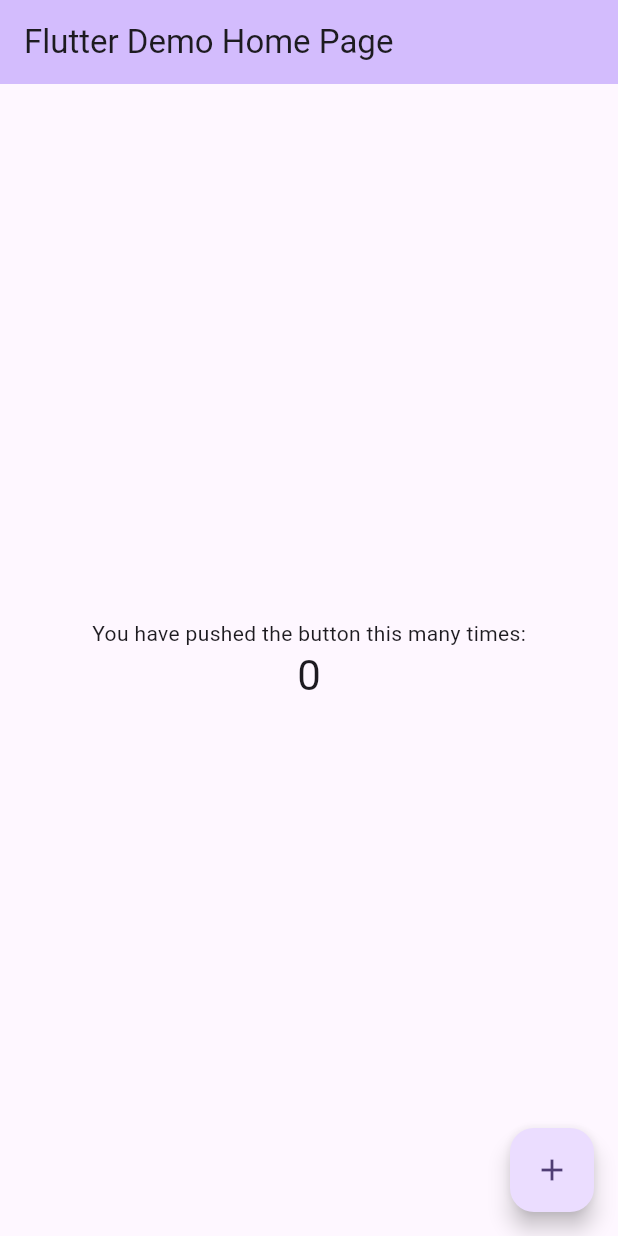
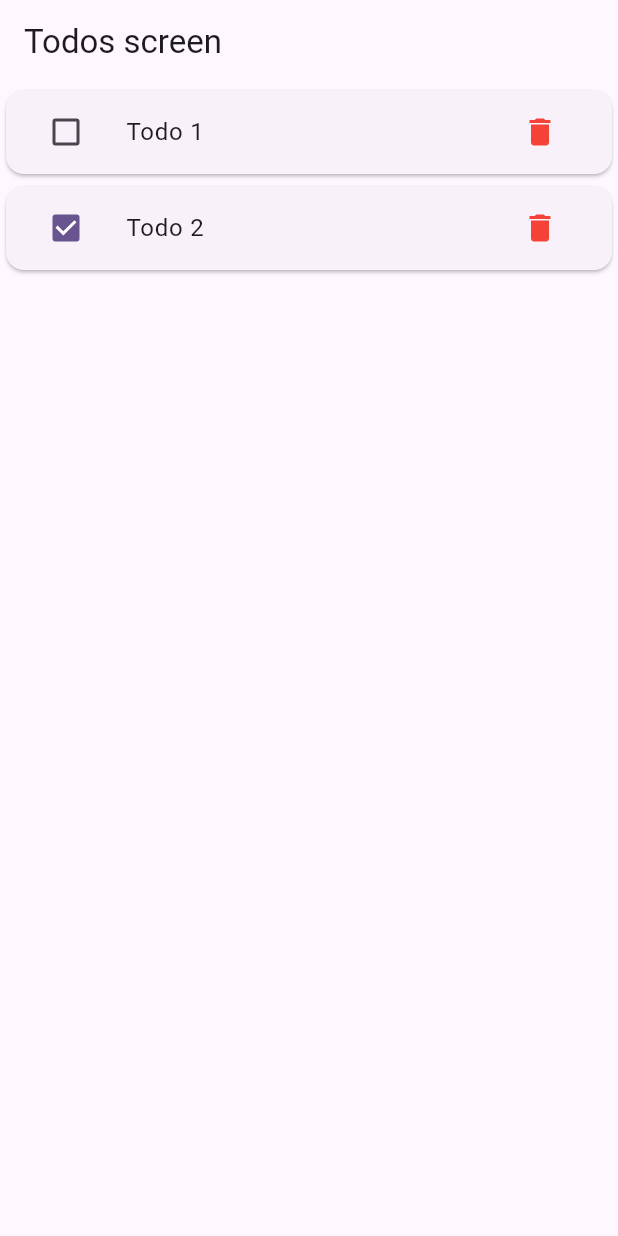
Before and after one commit to HamzeJihad/Arquitetura-Recomendada-Flutter, a Flutter app: the screen it shows after launch, on a phone screen of 412 x 824 dp. Run offline on Flutter 3.47's test engine with Material 3 defaults, Android fonts, the phone set to English and light mode, and no system bars.

Commit message:
implementando funções do todo

```diff
--- a/lib/main.dart
+++ b/lib/main.dart
@@ -1,3 +1,5 @@
+import 'package:arquitetura_recomendada/ui/todo/viewmodels/todo_viewmodel.dart';
+import 'package:arquitetura_recomendada/ui/todo/widgets/todo_screen.dart';
 import 'package:flutter/material.dart';
 
 void main() {
@@ -13,110 +15,9 @@ class MyApp extends StatelessWidget {
     return MaterialApp(
       title: 'Flutter Demo',
       theme: ThemeData(
-        // This is the theme of your application.
-        //
-        // TRY THIS: Try running your application with "flutter run". You'll see
-        // the application has a purple toolbar. Then, without quitting the app,
-        // try changing the seedColor in the colorScheme below to Colors.green
-        // and then invoke "hot reload" (save your changes or press the "hot
-        // reload" button in a Flutter-supported IDE, or press "r" if you used
-        // the command line to start the app).
-        //
-        // Notice that the counter didn't reset back to zero; the application
-        // state is not lost during the reload. To reset the state, use hot
-        // restart instead.
-        //
-        // This works for code too, not just values: Most code changes can be
-        // tested with just a hot reload.
         colorScheme: ColorScheme.fromSeed(seedColor: Colors.deepPurple),
       ),
-      home: const MyHomePage(title: 'Flutter Demo Home Page'),
+      home:  TodoScreen(todoViewmodel: TodoViewmodel()),
     );
   }
 }
-
-class MyHomePage extends StatefulWidget {
-  const MyHomePage({super.key, required this.title});
-
-  // This widget is the home page of your application. It is stateful, meaning
-  // that it has a State object (defined below) that contains fields that affect
-  // how it looks.
-
-  // This class is the configuration for the state. It holds the values (in this
-  // case the title) provided by the parent (in this case the App widget) and
-  // used by the build method of the State. Fields in a Widget subclass are
-  // always marked "final".
-
-  final String title;
-
-  @override
-  State<MyHomePage> createState() => _MyHomePageState();
-}
-
-class _MyHomePageState extends State<MyHomePage> {
-  int _counter = 0;
-
-  void _incrementCounter() {
-    setState(() {
-      // This call to setState tells the Flutter framework that something has
-      // changed in this State, which causes it to rerun the build method below
-      // so that the display can reflect the updated values. If we changed
-      // _counter without calling setState(), then the build method would not be
-      // called again, and so nothing would appear to happen.
-      _counter++;
-    });
-  }
-
-  @override
-  Widget build(BuildContext context) {
-    // This method is rerun every time setState is called, for instance as done
-    // by the _incrementCounter method above.
-    //
-    // The Flutter framework has been optimized to make rerunning build methods
-    // fast, so that you can just rebuild anything that needs updating rather
-    // than having to individually change instances of widgets.
-    return Scaffold(
-      appBar: AppBar(
-        // TRY THIS: Try changing the color here to a specific color (to
-        // Colors.amber, perhaps?) and trigger a hot reload to see the AppBar
-        // change color while the other colors stay the same.
-        backgroundColor: Theme.of(context).colorScheme.inversePrimary,
-        // Here we take the value from the MyHomePage object that was created by
-        // the App.build method, and use it to set our appbar title.
-        title: Text(widget.title),
-      ),
-      body: Center(
-        // Center is a layout widget. It takes a single child and positions it
-        // in the middle of the parent.
-        child: Column(
-          // Column is also a layout widget. It takes a list of children and
-          // arranges them vertically. By default, it sizes itself to fit its
-          // children horizontally, and tries to be as tall as its parent.
-          //
-          // Column has various properties to control how it sizes itself and
-          // how it positions its children. Here we use mainAxisAlignment to
-          // center the children vertically; the main axis here is the vertical
-          // axis because Columns are vertical (the cross axis would be
-          // horizontal).
-          //
-          // TRY THIS: Invoke "debug painting" (choose the "Toggle Debug Paint"
-          // action in the IDE, or press "p" in the console), to see the
-          // wireframe for each widget.
-          mainAxisAlignment: MainAxisAlignment.center,
-          children: <Widget>[
-            const Text('You have pushed the button this many times:'),
-            Text(
-              '$_counter',
-              style: Theme.of(context).textTheme.headlineMedium,
-            ),
-          ],
-        ),
-      ),
-      floatingActionButton: FloatingActionButton(
-        onPressed: _incrementCounter,
-        tooltip: 'Increment',
-        child: const Icon(Icons.add),
-      ), // This trailing comma makes auto-formatting nicer for build methods.
-    );
-  }
-}
--- a/lib/ui/todo/viewmodels/todo_viewmodel.dart
+++ b/lib/ui/todo/viewmodels/todo_viewmodel.dart
@@ -12,14 +12,14 @@ late final Command1<String, String> removeTodo;
   List<Todo> get todos => _todos;
 
   TodoViewmodel() {
-    load = Command0<List<Todo>>(_load);
+    load = Command0<List<Todo>>(_load)..execute();
     addTodo = Command1<Todo, Todo>(_addTodo);
     removeTodo = Command1<String, String>(_removeTodo);
   }
 
   Future<Result<List<Todo>>> _load() async {
     try {
-      await Future.delayed(const Duration(seconds: 1));
+      await Future.delayed(const Duration(seconds: 3));
       _todos = [
         Todo(id: '1', name: 'Todo 1', done: false, description: 'Description for Todo 1'),
         Todo(id: '2', name: 'Todo 2', done: true, description: 'Description for Todo 2'),
--- /dev/null
+++ b/lib/ui/todo/widgets/todo_screen.dart
@@ -0,0 +1,53 @@
+import 'package:arquitetura_recomendada/ui/todo/viewmodels/todo_viewmodel.dart';
+import 'package:arquitetura_recomendada/ui/todo/widgets/todos_list.dart';
+import 'package:flutter/material.dart';
+
+class TodoScreen extends StatefulWidget {
+  final TodoViewmodel todoViewmodel;
+  const TodoScreen({
+    super.key,
+    required this.todoViewmodel,
+  });
+
+  @override
+  State<TodoScreen> createState() => _TodoScreenState();
+}
+
+class _TodoScreenState extends State<TodoScreen> {
+
+  @override
+  Widget build(BuildContext context) {
+    return Scaffold(
+      appBar: AppBar(
+        title: const Text("Todos screen"),
+      ),
+      body: ListenableBuilder(
+        listenable: widget.todoViewmodel.load,
+        builder: (context, child) {
+          if (widget.todoViewmodel.load.running) {
+            return const Center(
+              child: CircularProgressIndicator(),
+            );
+          }
+          if (widget.todoViewmodel.load.error) {
+            return const Center(
+              child: Text("Ocorreu um erro ao carregar todos..."),
+            );
+          }
+          return child!;
+        },
+        child: ListenableBuilder(
+          listenable: widget.todoViewmodel,
+          builder: (context, child) {
+            return TodosList(
+              onDeleteTodo: (todo) {},
+              todos: widget.todoViewmodel.todos,
+              todoViewmodel: widget.todoViewmodel,
+            );
+          },
+        ),
+      ),
+
+    );
+  }
+}
--- /dev/null
+++ b/lib/ui/todo/widgets/todo_tile.dart
@@ -0,0 +1,41 @@
+import 'package:arquitetura_recomendada/domain/models/todo.dart';
+import 'package:arquitetura_recomendada/ui/todo/viewmodels/todo_viewmodel.dart';
+import 'package:arquitetura_recomendada/utils/typedefs/todos.dart';
+import 'package:flutter/material.dart';
+
+class TodoTile extends StatelessWidget {
+  final OnDeleteTodo onDeleteTodo;
+  final TodoViewmodel todoViewmodel;
+  final Todo todo;
+  const TodoTile({
+    super.key,
+    required this.todo,
+    required this.todoViewmodel,
+    required this.onDeleteTodo,
+  });
+
+  @override
+  Widget build(BuildContext context) {
+    return GestureDetector(
+      onTap: (){},
+      child: Card(
+        child: ListTile(
+          leading: Checkbox(
+            value: todo.done,
+            onChanged: (value) {
+            },
+          ),
+          title: Text(todo.name),
+          trailing: IconButton(
+            onPressed: () {
+            },
+            icon: const Icon(
+              Icons.delete,
+              color: Colors.red,
+            ),
+          ),
+        ),
+      ),
+    );
+  }
+}
--- /dev/null
+++ b/lib/ui/todo/widgets/todos_list.dart
@@ -0,0 +1,37 @@
+import 'package:arquitetura_recomendada/domain/models/todo.dart';
+import 'package:arquitetura_recomendada/ui/todo/viewmodels/todo_viewmodel.dart';
+import 'package:arquitetura_recomendada/ui/todo/widgets/todo_tile.dart';
+import 'package:arquitetura_recomendada/utils/typedefs/todos.dart';
+import 'package:flutter/material.dart';
+
+
+class TodosList extends StatelessWidget {
+  final OnDeleteTodo onDeleteTodo;
+  final TodoViewmodel todoViewmodel;
+  final List<Todo> todos;
+  const TodosList({
+    super.key,
+    required this.todos,
+    required this.todoViewmodel,
+    required this.onDeleteTodo,
+  });
+
+  @override
+  Widget build(BuildContext context) {
+    if (todos.isEmpty) {
+      return const Center(
+        child: Text("Nenhuma tarefa por enquanto..."),
+      );
+    }
+    return ListView.builder(
+      itemCount: todos.length,
+      itemBuilder: (context, index) {
+        return TodoTile(
+          onDeleteTodo: onDeleteTodo,
+          todo: todos[index],
+          todoViewmodel: todoViewmodel,
+        );
+      },
+    );
+  }
+}
--- /dev/null
+++ b/lib/utils/typedefs/todos.dart
@@ -0,0 +1,3 @@
+import 'package:arquitetura_recomendada/domain/models/todo.dart';
+
+typedef OnDeleteTodo = void Function(Todo todo);
```
